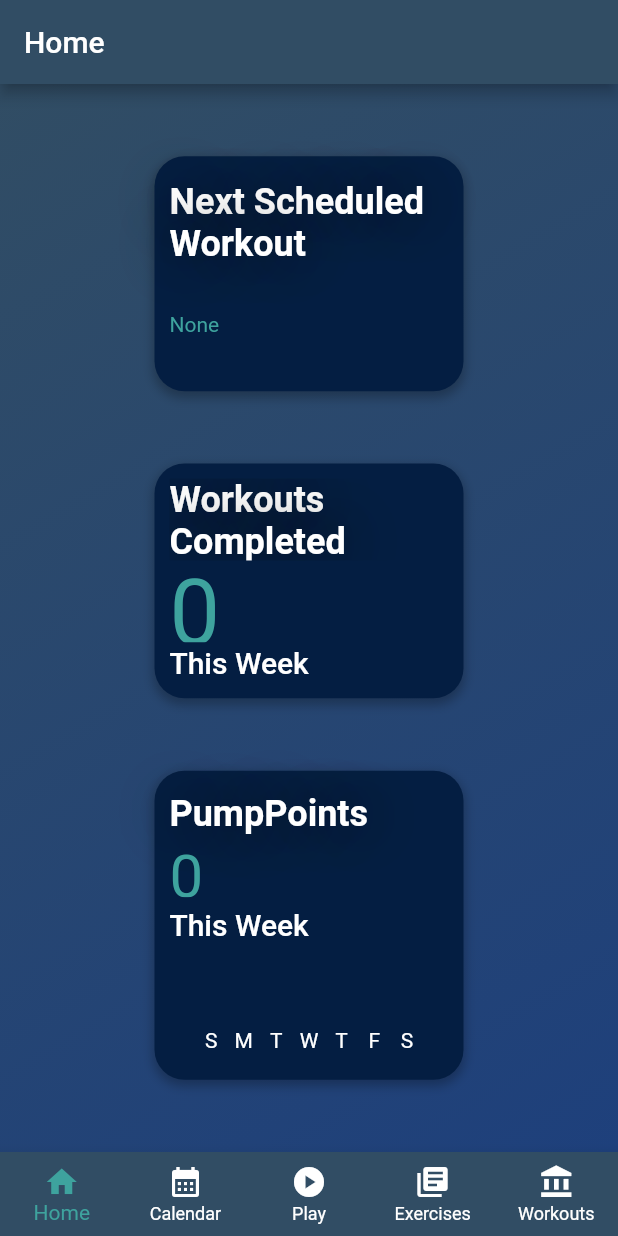
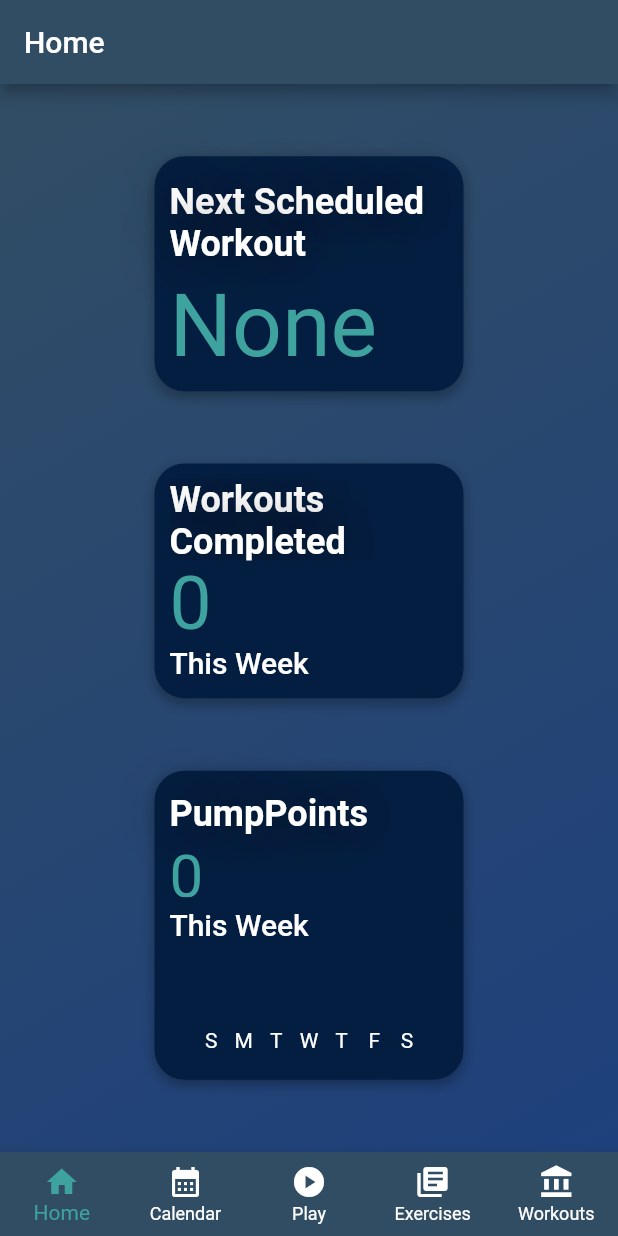
Before and after one commit to JaredD-SWENG/PumpState, a Flutter app: the screen it shows after launch, on a phone screen of 412 x 824 dp. Run offline on Flutter 3.47's test engine with Material 2 defaults, Android fonts, the phone set to English and light mode, and no system bars; drawn by our look-alikes of fl_chart; our stand-ins replace circular_countdown_timer, flutter_riverpod, flutter_time_picker_spinner, table_calendar.

Commit message:
Some kinda message in there.

```diff
--- a/lib/widgets/next-scheduled-workout.dart
+++ b/lib/widgets/next-scheduled-workout.dart
@@ -34,7 +34,7 @@ class NextScheduledWorkout extends ConsumerWidget {
                   fit: BoxFit.contain,
                   child: Text(
                     'None',
-                    style: TextStyle(color: creek()),
+                    style: TextStyle(color: creek(), fontSize: 60),
                   ),
                 ),
               ),
--- a/lib/widgets/this-week-workouts-completed.dart
+++ b/lib/widgets/this-week-workouts-completed.dart
@@ -48,7 +48,7 @@ class ThisWeekWorkoutsCompleted extends ConsumerWidget {
                   '${lcw.length}',
                   style: TextStyle(
                     color: creek(),
-                    fontSize: 60,
+                    fontSize: 50,
                   ),
                 ),
               )),
```
